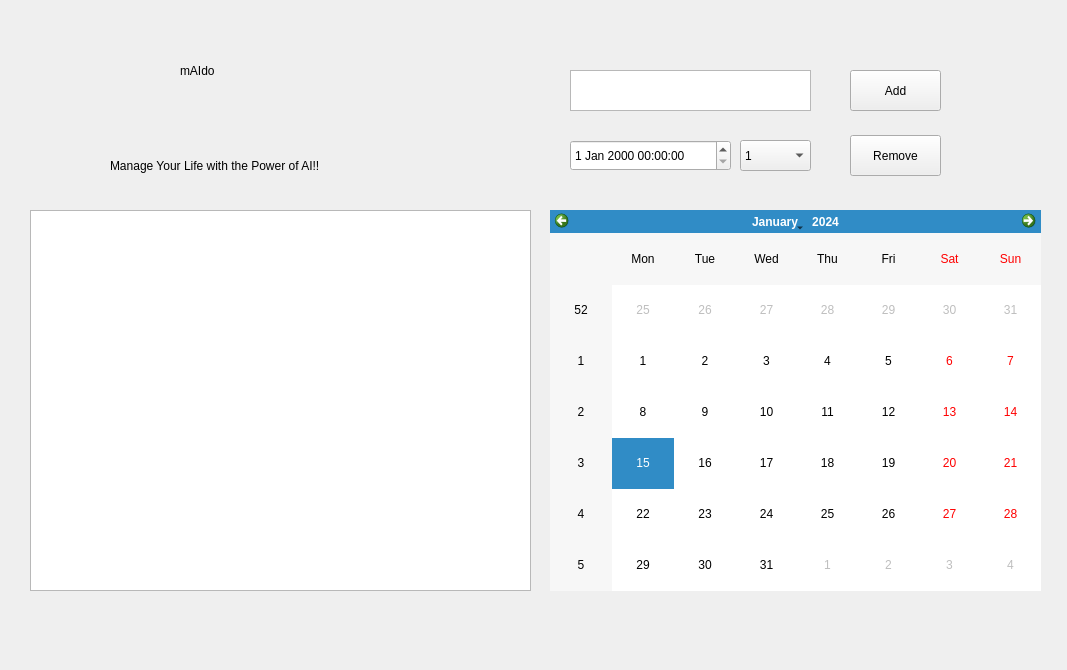
Old version of the form layout1.ui in the repository Delen0828/mAIDo.
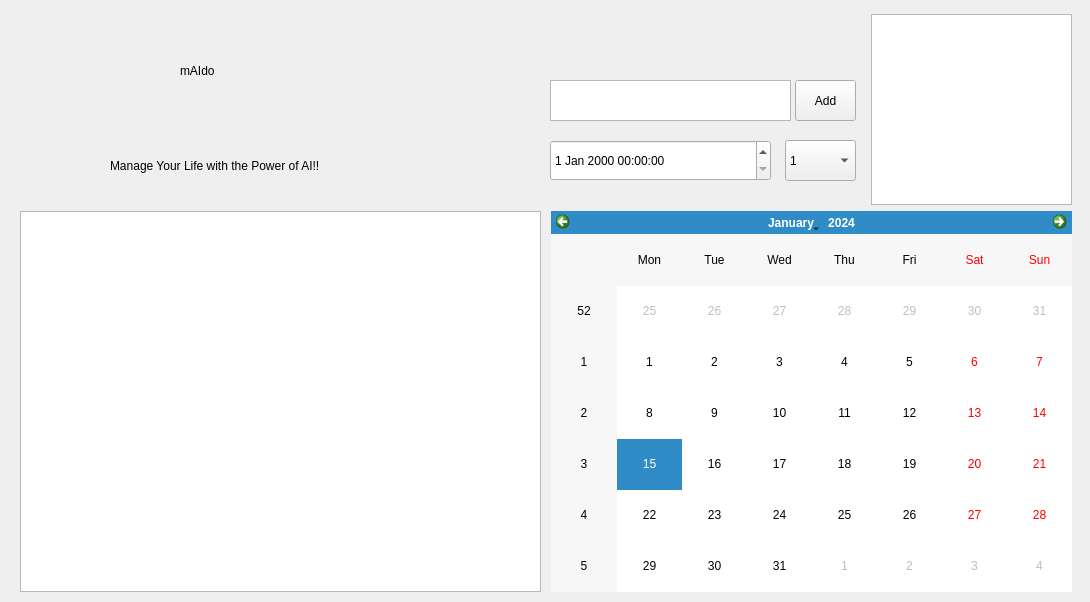
New version of the form.

```diff
--- a/layout1.ui
+++ b/layout1.ui
@@ -6,8 +6,8 @@
    <rect>
     <x>0</x>
     <y>0</y>
-    <width>1067</width>
-    <height>670</height>
+    <width>1090</width>
+    <height>602</height>
    </rect>
   </property>
   <property name="windowTitle">
@@ -16,8 +16,8 @@
   <widget class="QTextEdit" name="textEdit">
    <property name="geometry">
     <rect>
-     <x>570</x>
-     <y>70</y>
+     <x>550</x>
+     <y>80</y>
      <width>241</width>
      <height>41</height>
     </rect>
@@ -26,9 +26,9 @@
   <widget class="QPushButton" name="pushButton">
    <property name="geometry">
     <rect>
-     <x>850</x>
-     <y>70</y>
-     <width>91</width>
+     <x>795</x>
+     <y>80</y>
+     <width>61</width>
      <height>41</height>
     </rect>
    </property>
@@ -39,29 +39,13 @@
     <string>Add</string>
    </property>
   </widget>
-  <widget class="QPushButton" name="pushButton_2">
-   <property name="geometry">
-    <rect>
-     <x>850</x>
-     <y>135</y>
-     <width>91</width>
-     <height>41</height>
-    </rect>
-   </property>
-   <property name="styleSheet">
-    <string notr="true">font: 10pt &quot;Calibri&quot; &quot;bold&quot;;</string>
-   </property>
-   <property name="text">
-    <string>Remove</string>
-   </property>
-  </widget>
   <widget class="QDateTimeEdit" name="dateTimeEdit">
    <property name="geometry">
     <rect>
-     <x>570</x>
+     <x>550</x>
      <y>140</y>
-     <width>161</width>
-     <height>31</height>
+     <width>221</width>
+     <height>41</height>
     </rect>
    </property>
    <property name="styleSheet">
@@ -71,10 +55,10 @@
   <widget class="QComboBox" name="comboBox">
    <property name="geometry">
     <rect>
-     <x>740</x>
+     <x>785</x>
      <y>140</y>
      <width>71</width>
-     <height>31</height>
+     <height>41</height>
     </rect>
    </property>
    <property name="styleSheet">
@@ -99,9 +83,9 @@
   <widget class="QTableView" name="tableView">
    <property name="geometry">
     <rect>
-     <x>30</x>
-     <y>210</y>
-     <width>501</width>
+     <x>20</x>
+     <y>211</y>
+     <width>521</width>
      <height>381</height>
     </rect>
    </property>
@@ -112,9 +96,9 @@
   <widget class="QCalendarWidget" name="calendarWidget">
    <property name="geometry">
     <rect>
-     <x>550</x>
-     <y>210</y>
-     <width>491</width>
+     <x>551</x>
+     <y>211</y>
+     <width>521</width>
      <height>381</height>
     </rect>
    </property>
@@ -154,6 +138,19 @@
     <string>Manage Your Life with the Power of AI!!</string>
    </property>
   </widget>
+  <widget class="QListWidget" name="listWidget">
+   <property name="geometry">
+    <rect>
+     <x>871</x>
+     <y>14</y>
+     <width>201</width>
+     <height>191</height>
+    </rect>
+   </property>
+   <property name="editTriggers">
+    <set>QAbstractItemView::NoEditTriggers</set>
+   </property>
+  </widget>
  </widget>
  <resources/>
  <connections/>
```
Left out of the diff: 9 changed lines with no effect on the pictures.
